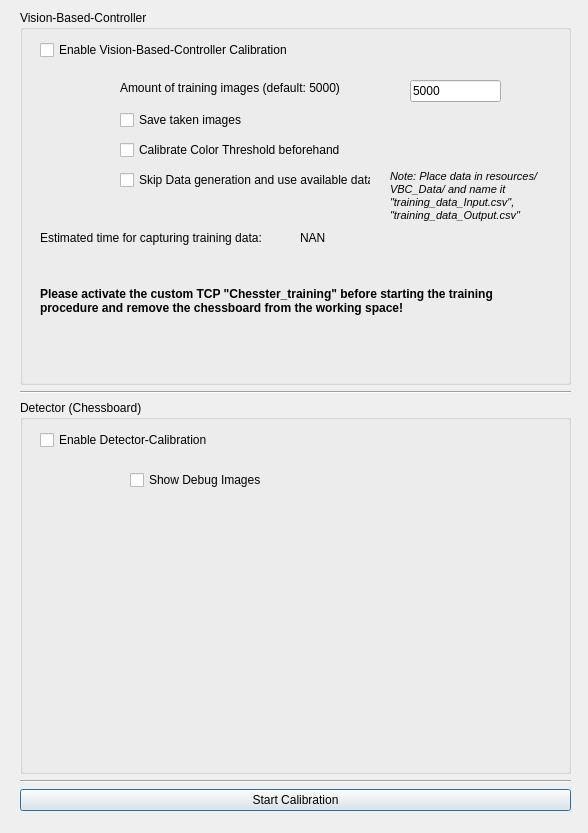
The window that chesster/gui/res/calibration_dialog.ui (AKJ7/chesster) describes before a commit, drawn with Qt 5.
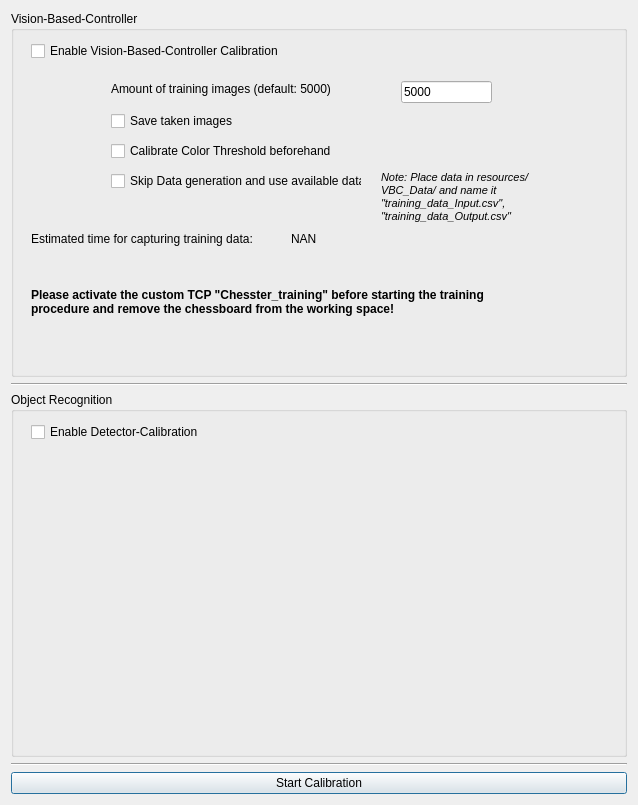
The same window after the commit.

The edit to the form file:
```diff
--- a/chesster/gui/res/calibration_dialog.ui
+++ b/chesster/gui/res/calibration_dialog.ui
@@ -6,22 +6,15 @@
    <rect>
     <x>0</x>
     <y>0</y>
-    <width>588</width>
-    <height>833</height>
+    <width>638</width>
+    <height>805</height>
    </rect>
   </property>
   <property name="windowTitle">
    <string>Calibration</string>
   </property>
-  <widget class="QWidget" name="verticalLayoutWidget">
-   <property name="geometry">
-    <rect>
-     <x>20</x>
-     <y>10</y>
-     <width>551</width>
-     <height>801</height>
-    </rect>
-   </property>
+  <layout class="QVBoxLayout" name="verticalLayout_2">
+   <item>
    <layout class="QVBoxLayout" name="verticalLayout">
     <item>
      <widget class="QGroupBox" name="groupBox_Chessboard">
@@ -33,7 +26,7 @@
         <rect>
          <x>20</x>
          <y>30</y>
-         <width>271</width>
+          <width>521</width>
          <height>20</height>
         </rect>
        </property>
@@ -192,7 +185,7 @@
     <item>
      <widget class="QGroupBox" name="groupBox_Vision_Based_Control">
       <property name="title">
-       <string>Detector (Chessboard)</string>
+        <string>Object Recognition</string>
       </property>
       <widget class="QCheckBox" name="checkBox_detector">
        <property name="geometry">
@@ -207,19 +200,6 @@
         <string>Enable Detector-Calibration</string>
        </property>
       </widget>
-      <widget class="QCheckBox" name="checkBox_detector_show_debug">
-       <property name="geometry">
-        <rect>
-         <x>110</x>
-         <y>70</y>
-         <width>181</width>
-         <height>20</height>
-        </rect>
-       </property>
-       <property name="text">
-        <string>Show Debug Images</string>
-       </property>
-      </widget>
      </widget>
     </item>
     <item>
@@ -237,7 +217,8 @@
      </widget>
     </item>
    </layout>
-  </widget>
+   </item>
+  </layout>
  </widget>
  <resources/>
  <connections/>
```
Left out of the diff: 18 changed lines with no effect on the pictures. Lines whose indentation alone changed are shown as unchanged.
